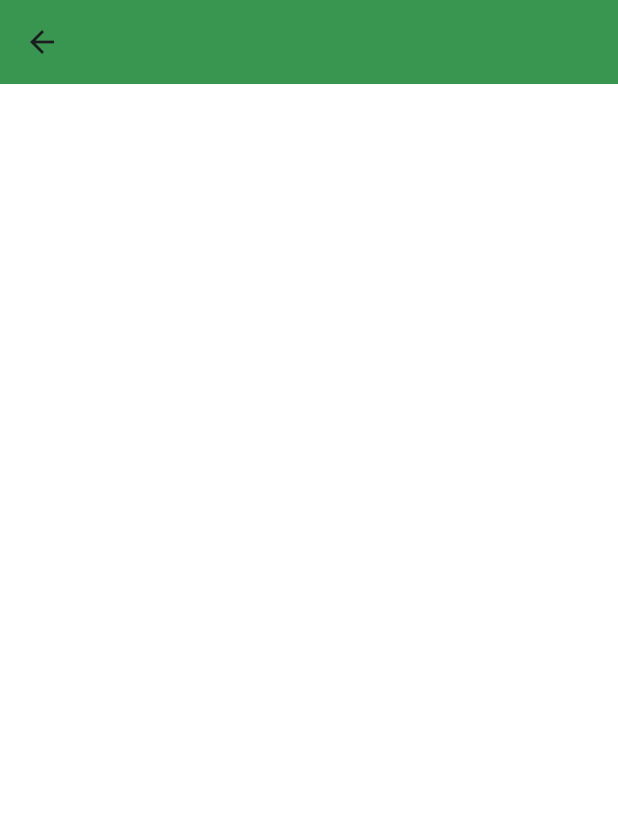
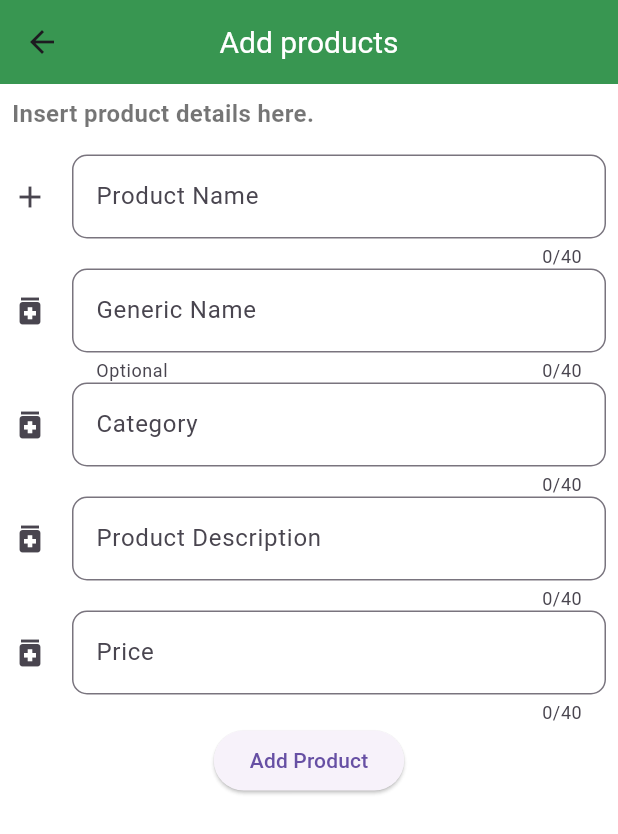
Before and after one commit to nameoftheuser1/medmart, a Flutter app: the newProduct screen opened directly, on a phone screen of 412 x 824 dp. Shown: the top 834 px of the screen. Run offline on Flutter 3.47's test engine with Material 3 defaults, Android fonts, the light colour scheme and no system bars; our stand-ins replace flutter_spinkit.

Commit message:
add addproduct

```diff
--- a/lib/main.dart
+++ b/lib/main.dart
@@ -34,7 +34,12 @@ class MyApp extends StatelessWidget {
         cardTheme: const CardTheme(color: Colors.white38,)
       ),
       debugShowCheckedModeBanner: false,
-      home: const HomeScreen(),
+      initialRoute: '/',
+      routes: {
+        '/' : (context) => HomeScreen(),
+        '/newproduct' : (context) => newProduct(),
+      },
+
     );
   }
 }
--- a/lib/screens/product_screen.dart
+++ b/lib/screens/product_screen.dart
@@ -16,19 +16,19 @@ class ProductScreen extends StatefulWidget {
 class _ProductScreenState extends State<ProductScreen> {
   late Future<List<dynamic>> products;
 
-  Future<List<dynamic>> fetchData() async{
+  Future<List<dynamic>> fetchData() async {
     final response = await http.get(Uri.parse('http://10.0.2.2:8080/products'));
 
     final data = jsonDecode(response.body);
 
-    List products = <Product> [];
+    List products = <Product>[];
 
-    for(var product in data ){
+    for (var product in data) {
       products.add(Product.fromJson(product));
     }
     return products;
+  }
 
-  }
   @override
   void initState() {
     // TODO: implement initState
@@ -36,6 +36,7 @@ class _ProductScreenState extends State<ProductScreen> {
     fetchData();
     products = fetchData();
   }
+
   // List products = <Product>[
   //   Product(productName: "practice", genericName: "null", category: "category", price: 21.0, productDescription: "description"),
   //   Product(productName: "practice_1", genericName: "null", category: "category", price: 19.0, productDescription: "description"),
@@ -52,8 +53,12 @@ class _ProductScreenState extends State<ProductScreen> {
         title: Text("Products"),
         actions: [
           IconButton(
-            icon: Icon(Icons.add,color: Colors.white,),
+            icon: Icon(
+              Icons.add,
+              color: Colors.white,
+            ),
             onPressed: () {
+              Navigator.pushNamed(context, '/newproduct');
             },
           ),
         ],
@@ -61,8 +66,8 @@ class _ProductScreenState extends State<ProductScreen> {
       body: Padding(
         padding: EdgeInsets.all(8.0),
         child: Column(
-          // children: products.map((product) => cardTemplate(product)).toList(),
-        ),
+            // children: products.map((product) => cardTemplate(product)).toList(),
+            ),
       ),
     );
   }
@@ -76,10 +81,91 @@ class newProduct extends StatefulWidget {
 }
 
 class _newProductState extends State<newProduct> {
+  final formKey = GlobalKey<FormState>();
+
+  String productName = '';
+  String genericName = '';
+  String category = '';
+  String productDescription = '';
+  double price = 0;
+
   @override
   Widget build(BuildContext context) {
     return Scaffold(
-      appBar: AppBar(),
+      resizeToAvoidBottomInset: false,
+      appBar: AppBar(
+        title: Text("Add products"),
+      ),
+      body: Padding(
+        padding: EdgeInsets.all(8.0),
+        child: Column(
+          crossAxisAlignment: CrossAxisAlignment.start,
+          children: [
+            Text('Insert product details here.',
+                style: TextStyle(
+                    color: Colors.black54,
+                    fontSize: 16,
+                    fontWeight: FontWeight.bold)),
+            SizedBox(height: 16,),
+            Form(child: Column(
+              children: [
+                TextFormField(
+                  maxLength: 40,
+                  decoration: InputDecoration(
+                    label: Text("Product Name"),
+                    icon: Icon(Icons.add),
+                    border: OutlineInputBorder(
+                      borderRadius: BorderRadius.circular(10)
+                    )
+                  ),
+                ),
+                TextFormField(
+                  maxLength: 40,
+                  decoration: InputDecoration(
+                      helperText: "Optional",
+                      label: Text("Generic Name"),
+                      icon: Icon(Icons.medication),
+                      border: OutlineInputBorder(
+                          borderRadius: BorderRadius.circular(10)
+                      )
+                  ),
+                ),
+                TextFormField(
+                  maxLength: 40,
+                  decoration: InputDecoration(
+                      label: Text("Category"),
+                      icon: Icon(Icons.medication),
+                      border: OutlineInputBorder(
+                          borderRadius: BorderRadius.circular(10)
+                      )
+                  ),
+                ),
+                TextFormField(
+                  maxLength: 40,
+                  decoration: InputDecoration(
+                      label: Text("Product Description"),
+                      icon: Icon(Icons.medication),
+                      border: OutlineInputBorder(
+                          borderRadius: BorderRadius.circular(10)
+                      )
+                  ),
+                ),
+                TextFormField(
+                  maxLength: 40,
+                  decoration: InputDecoration(
+                      label: Text("Price"),
+                      icon: Icon(Icons.medication),
+                      border: OutlineInputBorder(
+                          borderRadius: BorderRadius.circular(10)
+                      )
+                  ),
+                ),
+                ElevatedButton(onPressed: (){}, child: Text("Add Product"))
+              ],
+            ))
+          ],
+        ),
+      ),
     );
   }
 }
```
